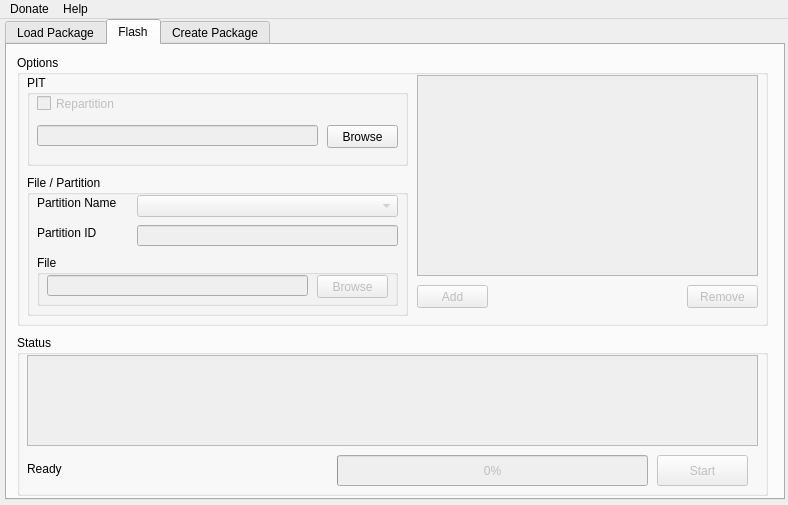
Old version of the form heimdall-frontend/mainwindow.ui in the repository Benjamin-Dobell/Heimdall.
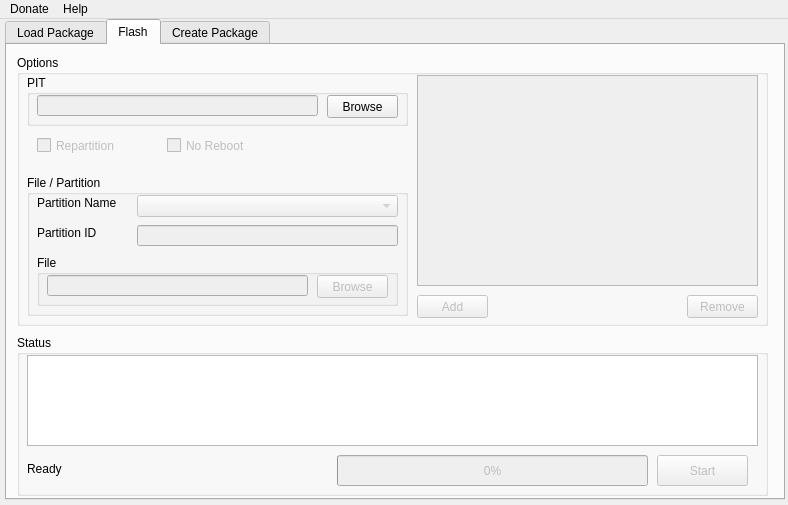
New version of the form. The open tabs and pages were chosen to show the change.

Patch:
```diff
--- a/heimdall-frontend/mainwindow.ui
+++ b/heimdall-frontend/mainwindow.ui
@@ -108,9 +108,9 @@
       <property name="geometry">
        <rect>
         <x>510</x>
-        <y>20</y>
+        <y>10</y>
         <width>251</width>
-        <height>341</height>
+        <height>331</height>
        </rect>
       </property>
       <property name="title">
@@ -122,7 +122,7 @@
          <x>10</x>
          <y>20</y>
          <width>231</width>
-         <height>311</height>
+         <height>301</height>
         </rect>
        </property>
       </widget>
@@ -186,7 +186,7 @@
       <property name="geometry">
        <rect>
         <x>520</x>
-        <y>370</y>
+        <y>350</y>
         <width>241</width>
         <height>21</height>
        </rect>
@@ -375,6 +375,22 @@
        </property>
       </widget>
      </widget>
+     <widget class="QRadioButton" name="noRebootRadioButton">
+      <property name="enabled">
+       <bool>false</bool>
+      </property>
+      <property name="geometry">
+       <rect>
+        <x>520</x>
+        <y>380</y>
+        <width>241</width>
+        <height>21</height>
+       </rect>
+      </property>
+      <property name="text">
+       <string>No Reboot Recommended</string>
+      </property>
+     </widget>
     </widget>
     <widget class="QWidget" name="flashTab">
      <attribute name="title">
@@ -410,7 +426,7 @@
       </widget>
       <widget class="QPlainTextEdit" name="outputPlainTextEdit">
        <property name="enabled">
-        <bool>false</bool>
+        <bool>true</bool>
        </property>
        <property name="geometry">
         <rect>
@@ -420,6 +436,15 @@
          <height>91</height>
         </rect>
        </property>
+       <property name="undoRedoEnabled">
+        <bool>false</bool>
+       </property>
+       <property name="readOnly">
+        <bool>true</bool>
+       </property>
+       <property name="plainText">
+        <string notr="true"/>
+       </property>
       </widget>
       <widget class="QLabel" name="flashLabel">
        <property name="geometry">
@@ -478,7 +503,7 @@
          <x>10</x>
          <y>20</y>
          <width>381</width>
-         <height>91</height>
+         <height>51</height>
         </rect>
        </property>
        <property name="title">
@@ -491,7 +516,7 @@
         <property name="geometry">
          <rect>
           <x>10</x>
-          <y>50</y>
+          <y>20</y>
           <width>281</width>
           <height>21</height>
          </rect>
@@ -507,7 +532,7 @@
         <property name="geometry">
          <rect>
           <x>300</x>
-          <y>50</y>
+          <y>20</y>
           <width>71</width>
           <height>23</height>
          </rect>
@@ -516,22 +541,6 @@
          <string>Browse</string>
         </property>
        </widget>
-       <widget class="QCheckBox" name="repartitionCheckBox">
-        <property name="enabled">
-         <bool>false</bool>
-        </property>
-        <property name="geometry">
-         <rect>
-          <x>10</x>
-          <y>20</y>
-          <width>91</width>
-          <height>17</height>
-         </rect>
-        </property>
-        <property name="text">
-         <string>Repartition</string>
-        </property>
-       </widget>
       </widget>
       <widget class="QPushButton" name="removePartitionButton">
        <property name="enabled">
@@ -540,7 +549,7 @@
        <property name="geometry">
         <rect>
          <x>670</x>
-         <y>230</y>
+         <y>240</y>
          <width>71</width>
          <height>23</height>
         </rect>
@@ -669,7 +678,7 @@
        <property name="geometry">
         <rect>
          <x>400</x>
-         <y>230</y>
+         <y>240</y>
          <width>71</width>
          <height>23</height>
         </rect>
@@ -687,10 +696,42 @@
          <x>400</x>
          <y>20</y>
          <width>341</width>
-         <height>201</height>
+         <height>211</height>
         </rect>
        </property>
       </widget>
+      <widget class="QCheckBox" name="noRebootCheckBox">
+       <property name="enabled">
+        <bool>false</bool>
+       </property>
+       <property name="geometry">
+        <rect>
+         <x>150</x>
+         <y>80</y>
+         <width>121</width>
+         <height>21</height>
+        </rect>
+       </property>
+       <property name="text">
+        <string>No Reboot</string>
+       </property>
+      </widget>
+      <widget class="QCheckBox" name="repartitionCheckBox">
+       <property name="enabled">
+        <bool>false</bool>
+       </property>
+       <property name="geometry">
+        <rect>
+         <x>20</x>
+         <y>80</y>
+         <width>121</width>
+         <height>21</height>
+        </rect>
+       </property>
+       <property name="text">
+        <string>Repartition</string>
+       </property>
+      </widget>
      </widget>
     </widget>
     <widget class="QWidget" name="createPackageTab">
```
Left out of the diff: 1 changed line with no effect on the pictures.
